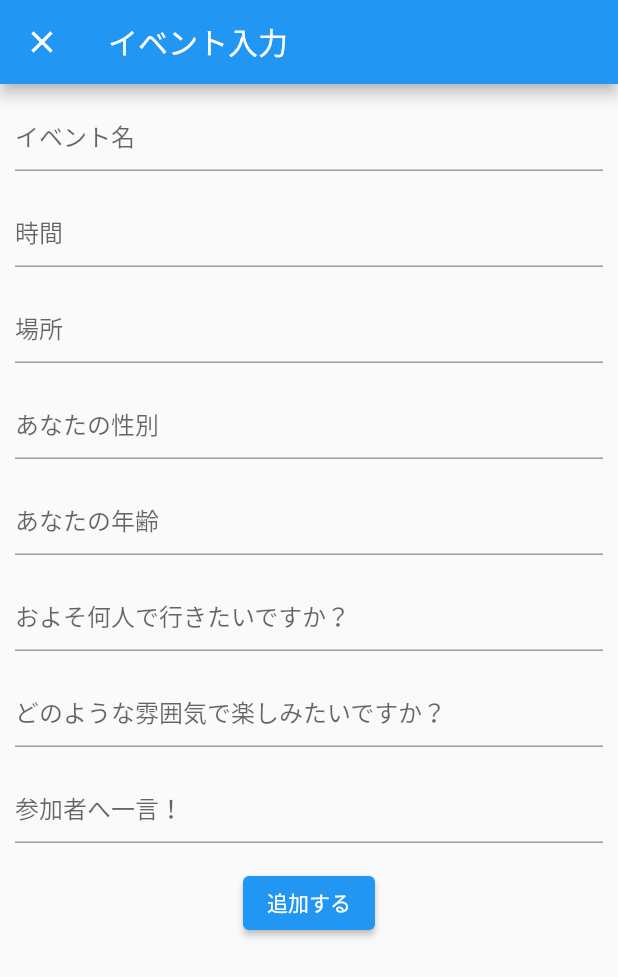
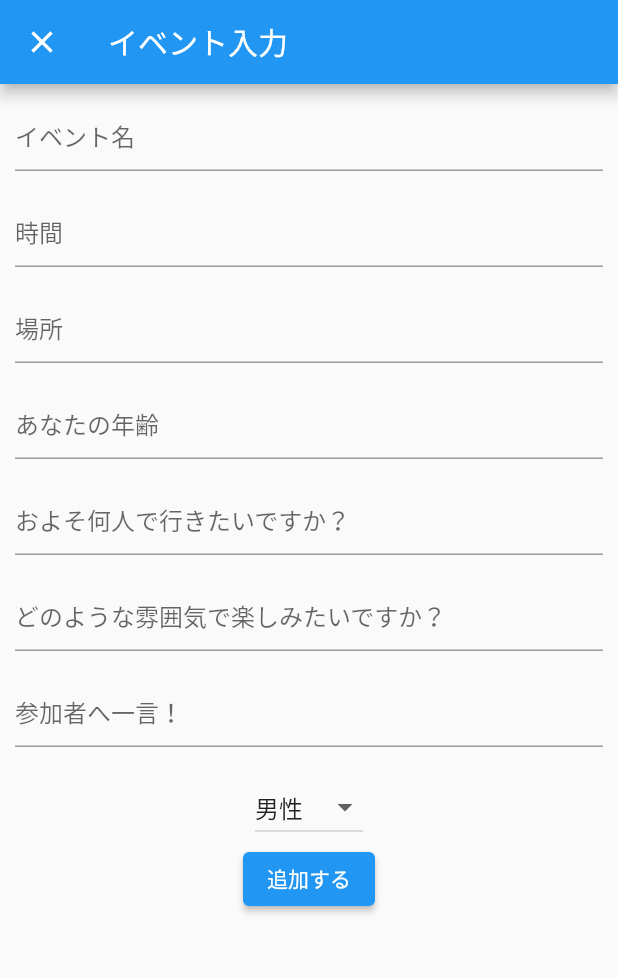
Before and after one commit to enpitut2022/Weeee, a Flutter app: the screen it shows after launch, after a tap on the "add" icon, on a phone screen of 412 x 824 dp. Shown: the top 977 px of the screen. Run offline on Flutter 3.47's test engine with Material 2 defaults, Android fonts, the phone set to English and light mode, and no system bars; our stand-ins replace bubble, cloud_firestore, firebase_core, flutter_chat_types, settings_ui; accounts and stored records are empty.

Commit message:
警告を結構直した

```diff
--- a/lib/event_add.dart
+++ b/lib/event_add.dart
@@ -13,11 +13,12 @@ class EventAddPage extends StatefulWidget {
 }
 
 class _EventAddPageState extends State<EventAddPage> {
-
   @override
   void initState() {
     super.initState();
   }
+
+  String? genderDefo = '男性';
 
   @override
   Widget build(BuildContext context) {
@@ -61,15 +62,15 @@ class _EventAddPageState extends State<EventAddPage> {
                     const SizedBox(
                       height: 16,
                     ),
-                    TextField(
-                      decoration: const InputDecoration(hintText: "あなたの性別"),
-                      onChanged: (text) {
-                        model.gender = text;
-                      },
-                    ),
-                    const SizedBox(
-                      height: 16,
-                    ),
+                    // TextField(
+                    //   decoration: const InputDecoration(hintText: "あなたの性別"),
+                    //   onChanged: (text) {
+                    //     model.gender = text;
+                    //   },
+                    // ),
+                    // const SizedBox(
+                    //   height: 16,
+                    // ),
                     TextField(
                       decoration: const InputDecoration(hintText: "あなたの年齢"),
                       keyboardType: TextInputType.number,
@@ -82,7 +83,8 @@ class _EventAddPageState extends State<EventAddPage> {
                       height: 16,
                     ),
                     TextField(
-                      decoration: const InputDecoration(hintText: "およそ何人で行きたいですか？"),
+                      decoration:
+                          const InputDecoration(hintText: "およそ何人で行きたいですか？"),
                       keyboardType: TextInputType.number,
                       inputFormatters: [FilteringTextInputFormatter.digitsOnly],
                       onChanged: (text) {
@@ -93,7 +95,8 @@ class _EventAddPageState extends State<EventAddPage> {
                       height: 16,
                     ),
                     TextField(
-                      decoration: const InputDecoration(hintText: "どのような雰囲気で楽しみたいですか？"),
+                      decoration:
+                          const InputDecoration(hintText: "どのような雰囲気で楽しみたいですか？"),
                       onChanged: (text) {
                         model.atmosphere = text;
                       },
@@ -109,6 +112,28 @@ class _EventAddPageState extends State<EventAddPage> {
                     ),
                     const SizedBox(
                       height: 16,
+                    ),
+                    DropdownButton(
+                      value: genderDefo,
+                      onChanged: (String? value) {
+                        setState(() {
+                          model.gender = value;
+                        });
+                      },
+                      items: const [
+                        DropdownMenuItem(
+                          value: '男性',
+                          child: Text('男性'),
+                        ),
+                        DropdownMenuItem(
+                          value: '女性',
+                          child: Text('女性'),
+                        ),
+                        DropdownMenuItem(
+                          value: 'その他',
+                          child: Text('その他'),
+                        ),
+                      ],
                     ),
                     ElevatedButton(
                       onPressed: () async {
--- a/lib/event_index.dart
+++ b/lib/event_index.dart
@@ -1,4 +1,3 @@
-import 'package:cloud_firestore/cloud_firestore.dart';
 import 'package:enpit_weee/event_add.dart';
 import 'package:enpit_weee/event_grid.dart';
 import 'package:enpit_weee/model/event_model.dart';
@@ -52,13 +51,13 @@ class _EventIndexState extends State<EventIndex> {
                         if (!snapshot.hasData) {
                           return const CircularProgressIndicator();
                         }
-                        final _events = snapshot.data!;
+                        final events = snapshot.data!;
                         return Scaffold(
                           body: Column(
                             children: [
                               Expanded(
                                 child: EventGrid(
-                                  events: _events,
+                                  events: events,
                                 ),
                               ),
                             ],
--- a/lib/main.dart
+++ b/lib/main.dart
@@ -4,6 +4,7 @@ import 'package:enpit_weee/setting.dart';
 import 'package:flutter/material.dart';
 import 'package:firebase_core/firebase_core.dart';
 import 'firebase_options.dart';
+
 
 void main() async {
   await Firebase.initializeApp(
--- a/lib/provider/event_provider.dart
+++ b/lib/provider/event_provider.dart
@@ -12,22 +12,20 @@ class EventProvider {
   final StreamController<List<Event>> _allEventsController = StreamController();
 
   //変数の宣言
-  @override
   late final Stream<List<Event>> allEvents;
 
-  @override
   void loadAllEvents() {
-    final _querySnapshot =
+    final querySnapshot =
         FirebaseFirestore.instance.collection('event').snapshots();
 
-    _querySnapshot.listen(
+    querySnapshot.listen(
       (event) {
-        final _events = event.docs.map((DocumentSnapshot doc) {
+        final events = event.docs.map((DocumentSnapshot doc) {
           //イベントの情報をここでfirebaseから取得している。
           return Event.fromSnapshot(doc);
         }).toList();
 
-        _allEventsController.add(_events);
+        _allEventsController.add(events);
       },
     );
   }
```
Also changed, not shown: lib/event_card.dart (+11 -12 lines), lib/event_detail.dart (+9 -8 lines), lib/setting.dart (+7 -9 lines), lib/event_grid.dart (line endings or trailing spaces).
